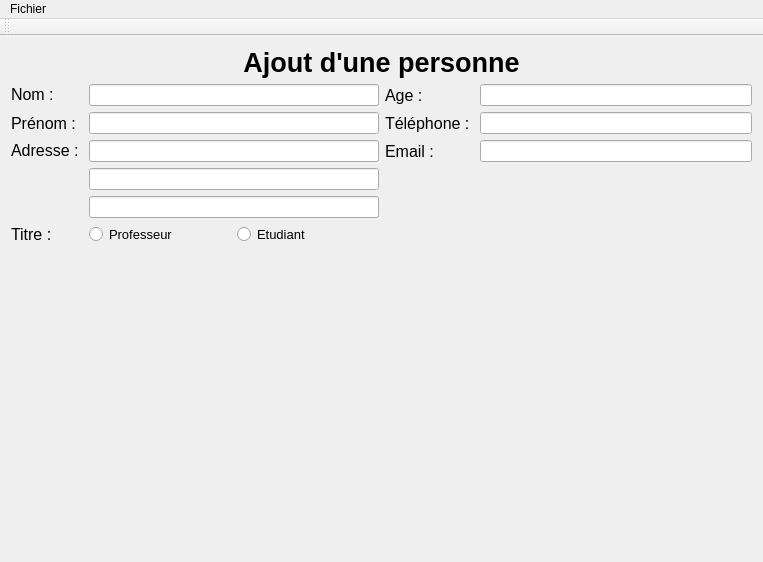
The window that polymorphisme/polymorphisme.ui (eloiselcr/SN2---Polymorphisme) describes before a commit, drawn with Qt 5.
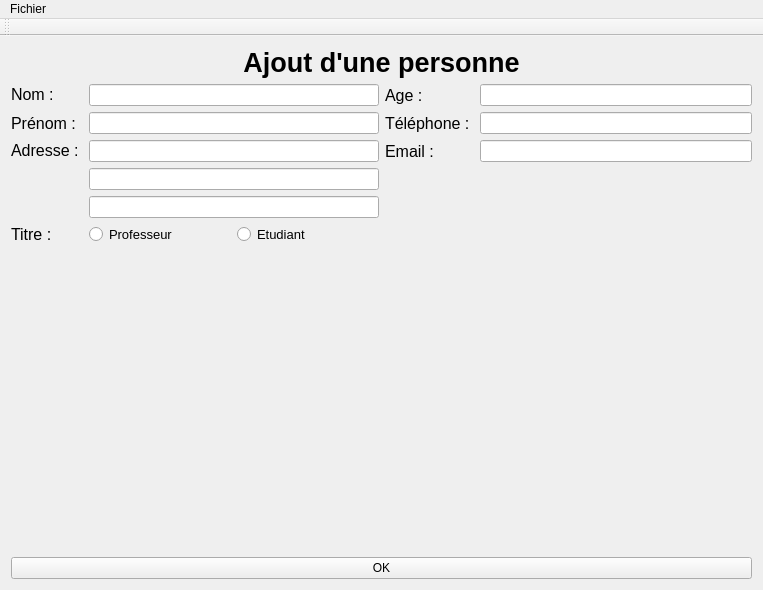
The same window after the commit. Custom widgets are drawn as their Qt base class.

Patch:
```diff
--- a/polymorphisme/polymorphisme.ui
+++ b/polymorphisme/polymorphisme.ui
@@ -218,6 +218,13 @@
       </property>
      </widget>
     </item>
+    <item>
+     <widget class="QPushButton" name="okBtn">
+      <property name="text">
+       <string>OK</string>
+      </property>
+     </widget>
+    </item>
    </layout>
   </widget>
   <widget class="QMenuBar" name="menuBar">
@@ -264,6 +271,14 @@
   </action>
  </widget>
  <layoutdefault spacing="6" margin="11"/>
+ <customwidgets>
+  <customwidget>
+   <class>BaseHumainForm</class>
+   <extends>QWidget</extends>
+   <header>basehumainform.h</header>
+   <container>1</container>
+  </customwidget>
+ </customwidgets>
  <resources>
   <include location="polymorphisme.qrc"/>
  </resources>
```
Left out of the diff: 2 changed lines with no effect on the pictures.
